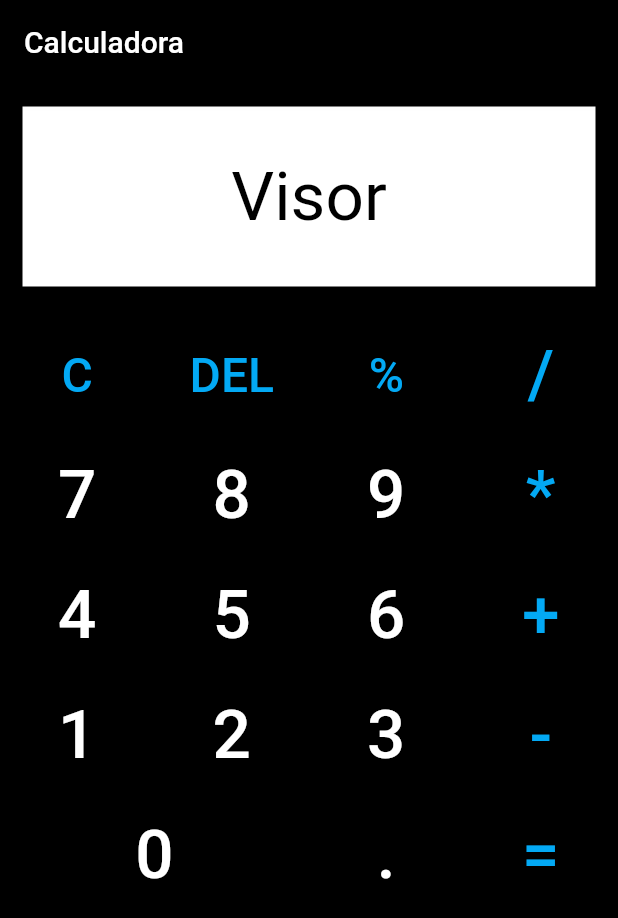
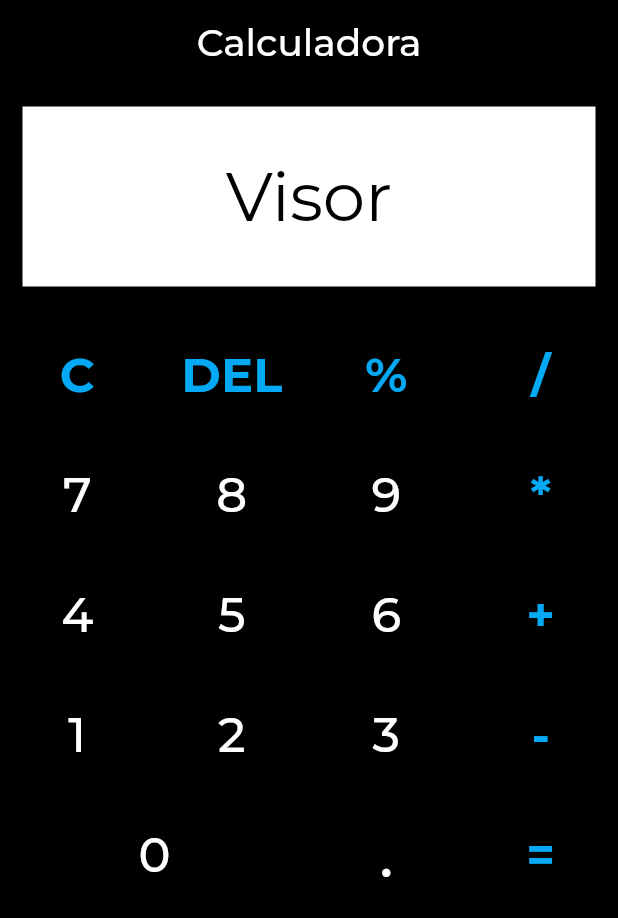
Before and after one commit to HenriqueJRodrigues/Layout-Calculadora, a Flutter app: the screen it shows after launch, on a phone screen of 412 x 824 dp. Shown: the top 918 px of the screen. Run offline on Flutter 3.47's test engine with Material 2 defaults, Android fonts, the phone set to English and light mode, and no system bars; our stand-ins replace google_fonts.

Commit message:
Update home_page.dart

```diff
--- a/lib/home_page.dart
+++ b/lib/home_page.dart
@@ -1,5 +1,6 @@
 import 'package:flutter/material.dart';
-import 'package:flutter/rendering.dart';
+import 'package:google_fonts/google_fonts.dart';
+
 
 class Homepage extends StatelessWidget {
   const Homepage({key}) : super(key: key);
@@ -12,8 +13,8 @@ class Homepage extends StatelessWidget {
       backgroundColor: Colors.black,
       appBar: AppBar(
         backgroundColor: Colors.black,
-        //  centerTitle: true,
-        title: Text('Calculadora'),
+          centerTitle: true,
+        title: Text('Calculadora', style:GoogleFonts.montserrat(fontSize: 25, color: Colors.white),),
       ),
       body: SafeArea(
         child: Column(
@@ -23,7 +24,7 @@ class Homepage extends StatelessWidget {
               child: Center(
                 child: Text(
                   'Visor',
-                  style: TextStyle(fontSize: 45, color: Colors.black),
+                  style: GoogleFonts.montserrat(fontSize: 45, color: Colors.black)
                 ),
               ),
               width: 400,
@@ -40,7 +41,7 @@ class Homepage extends StatelessWidget {
                     onPressed: () {},
                     child: Text(
                       'C',
-                      style: TextStyle(fontSize: 32, color: Colors.lightBlue),
+                      style:  GoogleFonts.montserrat(fontSize: 32, color: Colors.lightBlue, fontWeight: FontWeight.bold)
                     ),
                     style: ElevatedButton.styleFrom(
                       primary: Colors.black,
@@ -53,7 +54,7 @@ class Homepage extends StatelessWidget {
                     onPressed: () {},
                     child: Text(
                       'DEL',
-                      style: TextStyle(fontSize: 32, color: Colors.lightBlue),
+                      style: GoogleFonts.montserrat(fontSize: 32, color: Colors.lightBlue, fontWeight: FontWeight.bold)
                     ),
                     style: ElevatedButton.styleFrom(
                       primary: Colors.black,
@@ -66,7 +67,7 @@ class Homepage extends StatelessWidget {
                     onPressed: () {},
                     child: Text(
                       '%',
-                      style: TextStyle(fontSize: 32, color: Colors.lightBlue),
+                      style: GoogleFonts.montserrat(fontSize: 32, color: Colors.lightBlue, fontWeight: FontWeight.bold),
                     ),
                     style: ElevatedButton.styleFrom(
                       primary: Colors.black,
@@ -79,7 +80,7 @@ class Homepage extends StatelessWidget {
                     onPressed: () {},
                     child: Text(
                       '/',
-                      style: TextStyle(fontSize: 45, color: Colors.lightBlue),
+                      style:  GoogleFonts.montserrat(fontSize: 32, color: Colors.lightBlue, fontWeight: FontWeight.bold),
                     ),
                     style: ElevatedButton.styleFrom(
                       primary: Colors.black,
@@ -96,7 +97,7 @@ class Homepage extends StatelessWidget {
                     onPressed: () {},
                     child: Text(
                       '7',
-                      style: TextStyle(fontSize: 45, color: Colors.white),
+                      style:  GoogleFonts.montserrat(fontSize: 32, color: Colors.white),
                     ),
                     style: ElevatedButton.styleFrom(
                       primary: Colors.black,
@@ -109,7 +110,7 @@ class Homepage extends StatelessWidget {
                     onPressed: () {},
                     child: Text(
                       '8',
-                      style: TextStyle(fontSize: 45, color: Colors.white),
+                      style:  GoogleFonts.montserrat(fontSize: 32, color: Colors.white),
                     ),
                     style: ElevatedButton.styleFrom(
                       primary: Colors.black,
@@ -122,7 +123,7 @@ class Homepage extends StatelessWidget {
                     onPressed: () {},
                     child: Text(
                       '9',
-                      style: TextStyle(fontSize: 45, color: Colors.white),
+                      style:  GoogleFonts.montserrat(fontSize: 32, color: Colors.white),
                     ),
                     style: ElevatedButton.styleFrom(
                       primary: Colors.black,
@@ -135,7 +136,7 @@ class Homepage extends StatelessWidget {
                     onPressed: () {},
                     child: Text(
                       '*',
-                      style: TextStyle(fontSize: 45, color: Colors.lightBlue),
+                      style:  GoogleFonts.montserrat(fontSize: 32, color: Colors.lightBlue, fontWeight: FontWeight.bold),
                     ),
                     style: ElevatedButton.styleFrom(
                       primary: Colors.black,
@@ -152,7 +153,7 @@ class Homepage extends StatelessWidget {
                     onPressed: () {},
                     child: Text(
                       '4',
-                      style: TextStyle(fontSize: 45, color: Colors.white),
+                      style:  GoogleFonts.montserrat(fontSize: 32, color: Colors.white),
                     ),
                     style: ElevatedButton.styleFrom(
                       primary: Colors.black,
@@ -165,7 +166,7 @@ class Homepage extends StatelessWidget {
                     onPressed: () {},
                     child: Text(
                       '5',
-                      style: TextStyle(fontSize: 45, color: Colors.white),
+                      style:  GoogleFonts.montserrat(fontSize: 32, color: Colors.white),
                     ),
                     style: ElevatedButton.styleFrom(
                       primary: Colors.black,
@@ -178,7 +179,7 @@ class Homepage extends StatelessWidget {
                     onPressed: () {},
                     child: Text(
                       '6',
-                      style: TextStyle(fontSize: 45, color: Colors.white),
+                      style:  GoogleFonts.montserrat(fontSize: 32, color: Colors.white),
                     ),
                     style: ElevatedButton.styleFrom(
                       primary: Colors.black,
@@ -191,7 +192,7 @@ class Homepage extends StatelessWidget {
                     onPressed: () {},
                     child: Text(
                       '+',
-                      style: TextStyle(fontSize: 45, color: Colors.lightBlue),
+                      style: GoogleFonts.montserrat(fontSize: 32, color: Colors.lightBlue, fontWeight: FontWeight.bold),
                     ),
                     style: ElevatedButton.styleFrom(
                       primary: Colors.black,
@@ -208,7 +209,7 @@ class Homepage extends StatelessWidget {
                     onPressed: () {},
                     child: Text(
                       '1',
-                      style: TextStyle(fontSize: 45, color: Colors.white),
+                      style:  GoogleFonts.montserrat(fontSize: 32, color: Colors.white),
                     ),
                     style: ElevatedButton.styleFrom(
                       primary: Colors.black,
@@ -221,7 +222,7 @@ class Homepage extends StatelessWidget {
                     onPressed: () {},
                     child: Text(
                       '2',
-                      style: TextStyle(fontSize: 45, color: Colors.white),
+                      style:  GoogleFonts.montserrat(fontSize: 32, color: Colors.white),
                     ),
                     style: ElevatedButton.styleFrom(
                       primary: Colors.black,
@@ -234,7 +235,7 @@ class Homepage extends StatelessWidget {
                     onPressed: () {},
                     child: Text(
                       '3',
-                      style: TextStyle(fontSize: 45, color: Colors.white),
+                      style:  GoogleFonts.montserrat(fontSize: 32, color: Colors.white),
                     ),
                     style: ElevatedButton.styleFrom(
                       primary: Colors.black,
@@ -247,7 +248,7 @@ class Homepage extends StatelessWidget {
                     onPressed: () {},
                     child: Text(
                       '-',
-                      style: TextStyle(fontSize: 45, color: Colors.lightBlue),
+                      style: GoogleFonts.montserrat(fontSize: 32, color: Colors.lightBlue, fontWeight: FontWeight.bold),
                     ),
                     style: ElevatedButton.styleFrom(
                       primary: Colors.black,
@@ -265,7 +266,7 @@ class Homepage extends StatelessWidget {
                       onPressed: () {},
                       child: Text(
                         '0',
-                        style: TextStyle(fontSize: 45, color: Colors.white),
+                        style:  GoogleFonts.montserrat(fontSize: 32, color: Colors.white)
                       ),
                       style: ElevatedButton.styleFrom(
                           primary: Colors.black, minimumSize: Size(0, 80))),
@@ -275,7 +276,7 @@ class Homepage extends StatelessWidget {
                       onPressed: () {},
                       child: Text(
                         '.',
-                        style: TextStyle(fontSize: 45, color: Colors.white),
+                        style: GoogleFonts.montserrat(fontSize: 40, color: Colors.white),
                       ),
                       style: ElevatedButton.styleFrom(
                           primary: Colors.black, minimumSize: Size(0, 80))),
@@ -285,7 +286,7 @@ class Homepage extends StatelessWidget {
                       onPressed: () {},
                       child: Text(
                         '=',
-                        style: TextStyle(fontSize: 45, color: Colors.lightBlue),
+                        style: GoogleFonts.montserrat(fontSize: 32, color: Colors.lightBlue, fontWeight: FontWeight.bold),
                       ),
                       style: ElevatedButton.styleFrom(
                           primary: Colors.black, minimumSize: Size(0, 80))),
```
